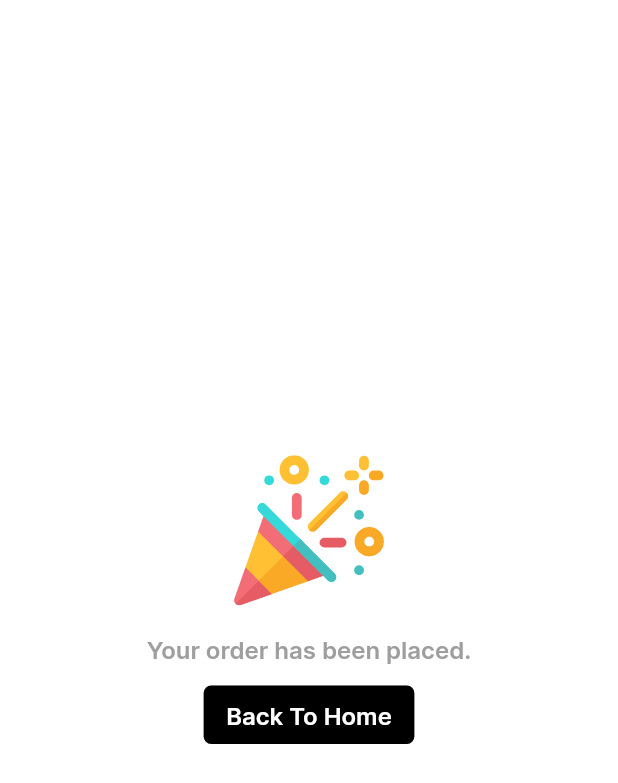
After one commit to PranoySKumar/grocery_user, a Flutter app: the OrderStatusScreen screen opened by its route, after a tap on "Back To Home", on a phone screen of 412 x 824 dp. The commit adds this screen. Shown: the top 783 px of the screen. Run offline on Flutter 3.47's test engine with Material 2 defaults, Android fonts, the phone set to English and light mode, and no system bars; our stand-ins replace flutter_svg, get, get_storage, graphql_flutter, location and 1 more; missing offline and left inert: dart:ffi; accounts and stored records are empty; network calls fail; statements that could not run were skipped.

```diff
--- a/lib/Model/Order/order_model.dart
+++ b/lib/Model/Order/order_model.dart
@@ -1,3 +1,4 @@
+import 'package:grocery_user/Model/User/user_model.dart';
 import 'package:json_annotation/json_annotation.dart';
 
 import '../Product/product_model.dart';
@@ -10,8 +11,9 @@ class Order {
   double? transactionAmount;
   double? tax;
   List<CartItem>? cartItems;
+  ShippingAddress? shippingAddress;
 
-  Order({this.cartItems, this.id, this.tax, this.transactionAmount});
+  Order({this.cartItems, this.id, this.tax, this.shippingAddress, this.transactionAmount});
   factory Order.fromJson(Map<String, dynamic> json) => _$OrderFromJson(json);
   Map<String, dynamic> get toJson => _$OrderToJson(this);
 }
--- a/lib/Routes/route_helper.dart
+++ b/lib/Routes/route_helper.dart
@@ -1,6 +1,7 @@
 import 'package:get/get.dart';
 import 'package:grocery_user/Views/Cart/cart_screen.dart';
 import 'package:grocery_user/Views/Cart/checkout_screen.dart';
+import 'package:grocery_user/Views/Cart/order_status_screen.dart';
 import 'package:grocery_user/Views/Categories/category_screen.dart';
 import 'package:grocery_user/Views/Categories/category_screen_binding.dart';
 import 'package:grocery_user/Views/Dashboard/dashboard_binding.dart';
@@ -9,8 +10,8 @@ import 'package:grocery_user/Views/Login/EnterLocationScreen/enter_location_bind
 import 'package:grocery_user/Views/Login/EnterUserNameScreen/enter_username_binding.dart';
 import 'package:grocery_user/Views/Login/WelcomeScreen/welcome_binding.dart';
 import 'package:grocery_user/Views/Login/WelcomeScreen/welcome_screen.dart';
-import 'package:grocery_user/Views/Products/products_binding.dart';
-import 'package:grocery_user/Views/Products/products_screen.dart';
+import 'package:grocery_user/Views/Products/ProductDetailsScreen/product_details_controller.dart';
+import 'package:grocery_user/Views/Products/ProductDetailsScreen/product_details_screen.dart';
 import 'package:grocery_user/Views/ShippingDetails/EditShippingDetailsScreen/edit_shipping_details_controller.dart';
 import 'package:grocery_user/Views/ShippingDetails/EditShippingDetailsScreen/edit_shipping_details_screen.dart';
 
@@ -21,6 +22,8 @@ import '../Views/Login/EnterUserNameScreen/enter_username_screen.dart';
 import '../Views/Login/IntroScreen/intro_screen.dart';
 import '../Views/Login/OtpVerificationScreen/verify_otp_binding.dart';
 import '../Views/Login/OtpVerificationScreen/verify_otp_screen.dart';
+import '../Views/Products/ProductListScreen/products_binding.dart';
+import '../Views/Products/ProductListScreen/products_screen.dart';
 import '../Views/ShippingDetails/ShippingDetailsScreen/shipping_details_binding.dart';
 import '../Views/ShippingDetails/ShippingDetailsScreen/shipping_details_screen.dart';
 
@@ -34,10 +37,12 @@ class RouteHelper {
   static const dashboardScreen = "/dashboard";
   static const categoriesScreen = "/categories";
   static const productsScreen = "/products";
+  static const productDetailsScreen = "/product-details";
   static const shippingDetailsScreen = "/shipping-details";
   static const editShippingAddressScreen = "/edit-address-details";
   static const cartScreen = "/cart";
   static const checkoutScreen = "/check-out";
+  static const orderStatusScreen = "/order-status";
 
   static getAppRoutes() => [
         GetPage(
@@ -90,8 +95,14 @@ class RouteHelper {
           transition: Transition.rightToLeftWithFade,
         ),
         GetPage(
+          name: productDetailsScreen,
+          page: () => ProductDetailsScreen(),
+          binding: BindingsBuilder(() => Get.lazyPut(() => ProductDetialsController())),
+          transition: Transition.rightToLeftWithFade,
+        ),
+        GetPage(
           name: shippingDetailsScreen,
-          page: () => ShippingDetailsScreen(),
+          page: () => const ShippingDetailsScreen(),
           binding: ShippingDetailsBinding(),
           transition: Transition.rightToLeftWithFade,
         ),
@@ -110,6 +121,11 @@ class RouteHelper {
           name: checkoutScreen,
           page: () => const CheckoutScreen(),
           transition: Transition.rightToLeftWithFade,
+        ),
+        GetPage(
+          name: orderStatusScreen,
+          page: () => const OrderStatusScreen(),
+          transition: Transition.rightToLeftWithFade,
         )
       ];
 }
--- /dev/null
+++ b/lib/Views/Cart/order_status_screen.dart
@@ -0,0 +1,59 @@
+import 'package:flutter/material.dart';
+import 'package:flutter_svg/flutter_svg.dart';
+import 'package:get/get.dart';
+import 'package:grocery_user/Routes/asset_routes.dart';
+import 'package:grocery_user/Routes/route_helper.dart';
+
+class OrderStatusScreen extends StatelessWidget {
+  const OrderStatusScreen({super.key});
+
+  @override
+  Widget build(BuildContext context) {
+    return Scaffold(
+      body: Center(
+        child: Container(
+          color: Colors.white,
+          width: double.infinity,
+          height: double.infinity,
+          child: Column(
+            mainAxisAlignment: MainAxisAlignment.center,
+            crossAxisAlignment: CrossAxisAlignment.center,
+            mainAxisSize: MainAxisSize.min,
+            children: [
+              SvgPicture.asset(
+                AssetRoute.confetti,
+                width: 100,
+                height: 100,
+              ),
+              const SizedBox(
+                height: 20,
+              ),
+              Text(
+                "Your order has been placed.",
+                style: Get.textTheme.labelMedium?.copyWith(color: Colors.grey),
+              ),
+              const SizedBox(
+                height: 10,
+              ),
+              OutlinedButton(
+                onPressed: () => Get.back(),
+                style: OutlinedButton.styleFrom(
+                    backgroundColor: Colors.black,
+                    padding: const EdgeInsets.symmetric(horizontal: 15, vertical: 10),
+                    shape:
+                        RoundedRectangleBorder(borderRadius: BorderRadiusDirectional.circular(5))),
+                child: Text(
+                  "Back To Home",
+                  style: Get.textTheme.labelMedium?.copyWith(color: Colors.white),
+                ),
+              ),
+              const SizedBox(
+                height: 20,
+              ),
+            ],
+          ),
+        ),
+      ),
+    );
+  }
+}
--- a/lib/Views/Dashboard/HomeScreen/home_controller.dart
+++ b/lib/Views/Dashboard/HomeScreen/home_controller.dart
@@ -7,8 +7,9 @@ import 'package:grocery_user/Model/User/user_model.dart';
 import 'package:grocery_user/Remote/APIs/dashboard_screen_api.dart';
 import 'package:grocery_user/Remote/grapql_client.dart';
 import 'package:grocery_user/Routes/route_helper.dart';
-import 'package:grocery_user/Views/Products/products_controller.dart';
 import 'package:grocery_user/Utils/snackbar.dart';
+
+import '../../Products/ProductListScreen/products_controller.dart';
 
 class HomeScreenController extends GetxController {
   final searchBarEditingController = TextEditingController(); // editing controller for search bar.
--- a/lib/Views/Dashboard/dashboard_screen.dart
+++ b/lib/Views/Dashboard/dashboard_screen.dart
@@ -1,13 +1,12 @@
 import 'package:flutter/material.dart';
 import 'package:get/get.dart';
-import 'package:grocery_user/Views/Cart/cart_screen.dart';
-import 'package:grocery_user/Views/Cart/checkout_screen.dart';
+import 'package:grocery_user/Views/Cart/order_status_screen.dart';
 
 import 'HomeScreen/home_screen.dart';
 
 class DashboardScreen extends StatelessWidget {
   final _index = 0.obs;
-  final _screens = [const HomeScreen(), const CheckoutScreen()];
+  final _screens = [const HomeScreen(), const OrderStatusScreen()];
   DashboardScreen({super.key});
 
 //sets the index of the selected screen.
--- /dev/null
+++ b/lib/Views/Products/ProductDetailsScreen/product_details_controller.dart
@@ -0,0 +1,30 @@
+import 'package:get/get.dart';
+import 'package:grocery_user/Remote/APIs/product_api.dart';
+import 'package:grocery_user/Remote/grapql_client.dart';
+
+import '../../../Model/Product/product_model.dart';
+
+class ProductDetialsController extends GetxController {
+  var loadingDetails = true.obs;
+
+  late final Product product;
+
+  @override
+  void onInit() {
+    loadingProductDetails();
+
+    super.onInit();
+  }
+
+  void loadingProductDetails() async {
+    loadingDetails.value = true;
+    var productArg = Get.arguments["product"] as Product;
+    var variables = {"id": productArg.id};
+
+    var result =
+        await GraphqlActions.query(api: ProductApi.singleProductQuery, variables: variables);
+    product = Product.fromJson(result?["product"]);
+
+    loadingDetails.value = false;
+  }
+}
--- a/lib/Views/Products/products_binding.dart
+++ b/lib/Views/Products/ProductListScreen/products_binding.dart
@@ -1,5 +1,5 @@
 import 'package:get/get.dart';
-import 'package:grocery_user/Views/Products/products_controller.dart';
+import 'package:grocery_user/Views/Products/ProductListScreen/products_controller.dart';
 
 class ProductsBinding extends Bindings {
   @override
--- a/lib/Views/Products/products_controller.dart
+++ b/lib/Views/Products/ProductListScreen/products_controller.dart
@@ -2,7 +2,6 @@ import 'dart:io';
 import 'package:get/get.dart';
 import 'package:grocery_user/Model/Product/product_model.dart';
 import 'package:grocery_user/Remote/APIs/products_screen_api.dart';
-import 'package:grocery_user/Remote/Providers/products_provider.dart';
 import 'package:grocery_user/Remote/grapql_client.dart';
 import 'package:grocery_user/Utils/snackbar.dart';
 
--- a/lib/Views/Products/products_screen.dart
+++ b/lib/Views/Products/ProductListScreen/products_screen.dart
@@ -1,11 +1,11 @@
 import 'package:flutter/material.dart';
 
 import 'package:get/get.dart';
-import 'package:grocery_user/Views/Products/products_controller.dart';
+import 'package:grocery_user/Views/Products/ProductListScreen/products_controller.dart';
 import 'package:grocery_user/Views/common/product_card_widget.dart';
 import 'package:grocery_user/Views/common/progress_screen.dart';
 
-import '../../Model/Product/product_model.dart';
+import '../../../Model/Product/product_model.dart';
 
 class ProductsScreen extends StatelessWidget {
   const ProductsScreen({super.key});
--- a/lib/Views/common/product_card_widget.dart
+++ b/lib/Views/common/product_card_widget.dart
@@ -1,6 +1,7 @@
 import 'package:flutter/material.dart';
 import 'package:get/get.dart';
 import 'package:grocery_user/Model/Product/product_model.dart';
+import 'package:grocery_user/Routes/route_helper.dart';
 import 'package:grocery_user/Views/Cart/cart_controller.dart';
 import 'package:grocery_user/Views/common/product_item_button.dart';
 
@@ -15,7 +16,9 @@ class ProductCardWidget extends StatelessWidget {
 
   @override
   Widget build(BuildContext context) {
-    return Container(
+    return GestureDetector(
+      onTap: () => Get.toNamed(RouteHelper.productDetailsScreen, arguments: {"product": product}),
+      child: Container(
         decoration: const BoxDecoration(
             color: Colors.white, borderRadius: BorderRadius.all(Radius.circular(12))),
         width: width ?? 250,
@@ -95,6 +98,7 @@ class ProductCardWidget extends StatelessWidget {
               height: 3,
             )
           ],
+        ),
       ),
     );
   }
```
Also changed, not shown: lib/Remote/APIs/product_api.dart (added, +23 -0 lines), lib/Views/Cart/cart_controller.dart (+19 -7 lines), lib/Views/Cart/checkout_screen.dart (+10 -6 lines), lib/Views/Products/ProductDetailsScreen/product_details_screen.dart (added, +252 -0 lines), lib/Model/Order/order_model.g.dart. Lines whose indentation alone changed are shown as unchanged.
